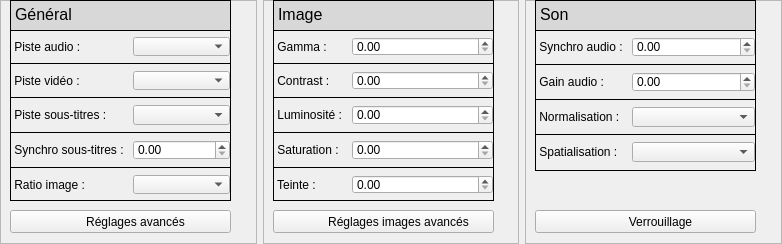
First picture: the form in src/parameterswidget.ui, repository cinemaouvert/OPP, before the edit.
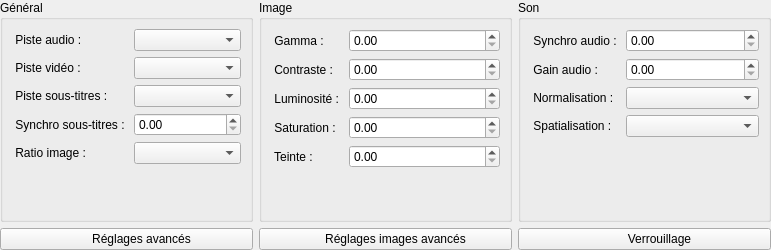
Second picture: the form after the edit. Icons and pictures are not drawn.

Commit message: Modif widgets taille auto : Parameters

The edit to the form file:
```diff
--- a/src/parameterswidget.ui
+++ b/src/parameterswidget.ui
@@ -6,8 +6,8 @@
    <rect>
     <x>0</x>
     <y>0</y>
-    <width>782</width>
-    <height>244</height>
+    <width>771</width>
+    <height>250</height>
    </rect>
   </property>
   <property name="windowTitle">
@@ -20,126 +20,26 @@
    <item>
     <widget class="QFrame" name="frame">
      <property name="frameShape">
-      <enum>QFrame::StyledPanel</enum>
+      <enum>QFrame::NoFrame</enum>
      </property>
      <property name="frameShadow">
       <enum>QFrame::Raised</enum>
      </property>
-     <widget class="QTextEdit" name="textEdit">
-      <property name="geometry">
-       <rect>
-        <x>10</x>
-        <y>0</y>
-        <width>221</width>
-        <height>31</height>
-       </rect>
-      </property>
-      <property name="palette">
-       <palette>
-        <active>
-         <colorrole role="Base">
-          <brush brushstyle="SolidPattern">
-           <color alpha="255">
-            <red>216</red>
-            <green>216</green>
-            <blue>216</blue>
-           </color>
-          </brush>
-         </colorrole>
-         <colorrole role="Window">
-          <brush brushstyle="SolidPattern">
-           <color alpha="255">
-            <red>0</red>
-            <green>0</green>
-            <blue>0</blue>
-           </color>
-          </brush>
-         </colorrole>
-        </active>
-        <inactive>
-         <colorrole role="Base">
-          <brush brushstyle="SolidPattern">
-           <color alpha="255">
-            <red>216</red>
-            <green>216</green>
-            <blue>216</blue>
-           </color>
-          </brush>
-         </colorrole>
-         <colorrole role="Window">
-          <brush brushstyle="SolidPattern">
-           <color alpha="255">
-            <red>0</red>
-            <green>0</green>
-            <blue>0</blue>
-           </color>
-          </brush>
-         </colorrole>
-        </inactive>
-        <disabled>
-         <colorrole role="Base">
-          <brush brushstyle="SolidPattern">
-           <color alpha="255">
-            <red>0</red>
-            <green>0</green>
-            <blue>0</blue>
-           </color>
-          </brush>
-         </colorrole>
-         <colorrole role="Window">
-          <brush brushstyle="SolidPattern">
-           <color alpha="255">
-            <red>0</red>
-            <green>0</green>
-            <blue>0</blue>
-           </color>
-          </brush>
-         </colorrole>
-        </disabled>
-       </palette>
-      </property>
-      <property name="frameShape">
-       <enum>QFrame::Panel</enum>
-      </property>
-      <property name="frameShadow">
-       <enum>QFrame::Plain</enum>
-      </property>
-      <property name="html">
-       <string>&lt;!DOCTYPE HTML PUBLIC &quot;-//W3C//DTD HTML 4.0//EN&quot; &quot;http://www.w3.org/TR/REC-html40/strict.dtd&quot;&gt;
-&lt;html&gt;&lt;head&gt;&lt;meta name=&quot;qrichtext&quot; content=&quot;1&quot; /&gt;&lt;style type=&quot;text/css&quot;&gt;
-p, li { white-space: pre-wrap; }
-&lt;/style&gt;&lt;/head&gt;&lt;body style=&quot; font-family:'MS Shell Dlg 2'; font-size:8.25pt; font-weight:400; font-style:normal;&quot;&gt;
-&lt;p style=&quot; margin-top:0px; margin-bottom:0px; margin-left:0px; margin-right:0px; -qt-block-indent:0; text-indent:0px;&quot;&gt;&lt;span style=&quot; font-size:12pt;&quot;&gt;Général&lt;/span&gt;&lt;/p&gt;&lt;/body&gt;&lt;/html&gt;</string>
-      </property>
-     </widget>
-     <widget class="QFrame" name="formFrame">
-      <property name="geometry">
-       <rect>
-        <x>10</x>
-        <y>30</y>
-        <width>221</width>
-        <height>171</height>
-       </rect>
-      </property>
-      <property name="frameShape">
-       <enum>QFrame::Panel</enum>
-      </property>
-      <layout class="QFormLayout" name="formLayout">
-       <property name="fieldGrowthPolicy">
-        <enum>QFormLayout::AllNonFixedFieldsGrow</enum>
-       </property>
-       <property name="leftMargin">
+     <layout class="QVBoxLayout" name="verticalLayout_3">
+      <property name="margin">
         <number>0</number>
        </property>
-       <property name="topMargin">
-        <number>6</number>
-       </property>
-       <property name="rightMargin">
-        <number>0</number>
-       </property>
-       <property name="bottomMargin">
-        <number>6</number>
-       </property>
+      <item>
+       <widget class="QGroupBox" name="groupBox">
+        <property name="autoFillBackground">
+         <bool>false</bool>
+        </property>
+        <property name="title">
+         <string>Général</string>
+        </property>
+        <layout class="QVBoxLayout" name="verticalLayout">
+         <item>
+          <layout class="QFormLayout" name="formLayout_4">
        <item row="0" column="0">
         <widget class="QLabel" name="pisteAudioLabel">
          <property name="text">
@@ -147,100 +47,56 @@
          </property>
         </widget>
        </item>
-       <item row="2" column="0" colspan="2">
-        <widget class="Line" name="line">
-         <property name="frameShadow">
-          <enum>QFrame::Plain</enum>
-         </property>
-         <property name="orientation">
-          <enum>Qt::Horizontal</enum>
-         </property>
-        </widget>
-       </item>
-       <item row="3" column="0">
+           <item row="0" column="1">
+            <widget class="QComboBox" name="pisteAudioComboBox"/>
+           </item>
+           <item row="1" column="0">
         <widget class="QLabel" name="pisteVidOLabel">
          <property name="text">
           <string> Piste vidéo : </string>
          </property>
         </widget>
        </item>
-       <item row="3" column="1">
+           <item row="1" column="1">
         <widget class="QComboBox" name="pisteVidOComboBox"/>
        </item>
-       <item row="4" column="0" colspan="2">
-        <widget class="Line" name="line_2">
-         <property name="frameShadow">
-          <enum>QFrame::Plain</enum>
-         </property>
-         <property name="orientation">
-          <enum>Qt::Horizontal</enum>
-         </property>
-        </widget>
-       </item>
-       <item row="5" column="0">
+           <item row="2" column="0">
         <widget class="QLabel" name="pisteSousTitresLabel">
          <property name="text">
           <string> Piste sous-titres :</string>
          </property>
         </widget>
        </item>
-       <item row="5" column="1">
+           <item row="2" column="1">
         <widget class="QComboBox" name="pisteSousTitresComboBox"/>
        </item>
-       <item row="6" column="0" colspan="2">
-        <widget class="Line" name="line_3">
-         <property name="frameShadow">
-          <enum>QFrame::Plain</enum>
-         </property>
-         <property name="orientation">
-          <enum>Qt::Horizontal</enum>
-         </property>
-        </widget>
-       </item>
-       <item row="7" column="0">
+           <item row="3" column="0">
         <widget class="QLabel" name="snchroLabel">
          <property name="text">
           <string> Synchro sous-titres : </string>
          </property>
         </widget>
        </item>
-       <item row="7" column="1">
+           <item row="3" column="1">
         <widget class="QDoubleSpinBox" name="snchroDoubleSpinBox"/>
        </item>
-       <item row="8" column="0" colspan="2">
-        <widget class="Line" name="line_4">
-         <property name="frameShadow">
-          <enum>QFrame::Plain</enum>
-         </property>
-         <property name="orientation">
-          <enum>Qt::Horizontal</enum>
-         </property>
-        </widget>
-       </item>
-       <item row="9" column="0">
+           <item row="4" column="0">
         <widget class="QLabel" name="ratioImageLabel">
          <property name="text">
           <string> Ratio image : </string>
          </property>
         </widget>
        </item>
-       <item row="9" column="1">
+           <item row="4" column="1">
         <widget class="QComboBox" name="ratioImageComboBox"/>
        </item>
-       <item row="0" column="1">
-        <widget class="QComboBox" name="pisteAudioComboBox"/>
+          </layout>
        </item>
       </layout>
      </widget>
+      </item>
+      <item>
      <widget class="QPushButton" name="pushButton_2">
-      <property name="geometry">
-       <rect>
-        <x>10</x>
-        <y>210</y>
-        <width>221</width>
-        <height>23</height>
-       </rect>
-      </property>
       <property name="text">
        <string>         Réglages avancés</string>
       </property>
@@ -249,134 +105,30 @@
         <normaloff>icons/icon_param_play.png</normaloff>icons/icon_param_play.png</iconset>
       </property>
      </widget>
+      </item>
+     </layout>
     </widget>
    </item>
    <item>
     <widget class="QFrame" name="frame_2">
      <property name="frameShape">
-      <enum>QFrame::StyledPanel</enum>
+      <enum>QFrame::NoFrame</enum>
      </property>
      <property name="frameShadow">
       <enum>QFrame::Raised</enum>
      </property>
-     <widget class="QTextEdit" name="textEdit_2">
-      <property name="geometry">
-       <rect>
-        <x>10</x>
-        <y>0</y>
-        <width>221</width>
-        <height>31</height>
-       </rect>
-      </property>
-      <property name="palette">
-       <palette>
-        <active>
-         <colorrole role="Base">
-          <brush brushstyle="SolidPattern">
-           <color alpha="255">
-            <red>216</red>
-            <green>216</green>
-            <blue>216</blue>
-           </color>
-          </brush>
-         </colorrole>
-         <colorrole role="Window">
-          <brush brushstyle="SolidPattern">
-           <color alpha="255">
-            <red>0</red>
-            <green>0</green>
-            <blue>0</blue>
-           </color>
-          </brush>
-         </colorrole>
-        </active>
-        <inactive>
-         <colorrole role="Base">
-          <brush brushstyle="SolidPattern">
-           <color alpha="255">
-            <red>216</red>
-            <green>216</green>
-            <blue>216</blue>
-           </color>
-          </brush>
-         </colorrole>
-         <colorrole role="Window">
-          <brush brushstyle="SolidPattern">
-           <color alpha="255">
-            <red>0</red>
-            <green>0</green>
-            <blue>0</blue>
-           </color>
-          </brush>
-         </colorrole>
-        </inactive>
-        <disabled>
-         <colorrole role="Base">
-          <brush brushstyle="SolidPattern">
-           <color alpha="255">
-            <red>0</red>
-            <green>0</green>
-            <blue>0</blue>
-           </color>
-          </brush>
-         </colorrole>
-         <colorrole role="Window">
-          <brush brushstyle="SolidPattern">
-           <color alpha="255">
-            <red>0</red>
-            <green>0</green>
-            <blue>0</blue>
-           </color>
-          </brush>
-         </colorrole>
-        </disabled>
-       </palette>
-      </property>
-      <property name="frameShape">
-       <enum>QFrame::Panel</enum>
-      </property>
-      <property name="frameShadow">
-       <enum>QFrame::Plain</enum>
-      </property>
-      <property name="html">
-       <string>&lt;!DOCTYPE HTML PUBLIC &quot;-//W3C//DTD HTML 4.0//EN&quot; &quot;http://www.w3.org/TR/REC-html40/strict.dtd&quot;&gt;
-&lt;html&gt;&lt;head&gt;&lt;meta name=&quot;qrichtext&quot; content=&quot;1&quot; /&gt;&lt;style type=&quot;text/css&quot;&gt;
-p, li { white-space: pre-wrap; }
-&lt;/style&gt;&lt;/head&gt;&lt;body style=&quot; font-family:'MS Shell Dlg 2'; font-size:8.25pt; font-weight:400; font-style:normal;&quot;&gt;
-&lt;p style=&quot; margin-top:0px; margin-bottom:0px; margin-left:0px; margin-right:0px; -qt-block-indent:0; text-indent:0px;&quot;&gt;&lt;span style=&quot; font-size:12pt;&quot;&gt;Image&lt;/span&gt;&lt;/p&gt;&lt;/body&gt;&lt;/html&gt;</string>
-      </property>
-     </widget>
-     <widget class="QFrame" name="formFrame_2">
-      <property name="geometry">
-       <rect>
-        <x>10</x>
-        <y>30</y>
-        <width>221</width>
-        <height>171</height>
-       </rect>
-      </property>
-      <property name="frameShape">
-       <enum>QFrame::Panel</enum>
-      </property>
-      <property name="frameShadow">
-       <enum>QFrame::Plain</enum>
-      </property>
-      <layout class="QFormLayout" name="formLayout_2">
-       <property name="fieldGrowthPolicy">
-        <enum>QFormLayout::AllNonFixedFieldsGrow</enum>
-       </property>
-       <property name="leftMargin">
+     <layout class="QVBoxLayout" name="verticalLayout_2">
+      <property name="margin">
         <number>0</number>
        </property>
-       <property name="topMargin">
-        <number>6</number>
-       </property>
-       <property name="rightMargin">
-        <number>0</number>
-       </property>
-       <property name="bottomMargin">
-        <number>6</number>
-       </property>
+      <item>
+       <widget class="QGroupBox" name="groupBox_2">
+        <property name="title">
+         <string>Image</string>
+        </property>
+        <layout class="QVBoxLayout" name="verticalLayout_5">
+         <item>
+          <layout class="QFormLayout" name="formLayout">
        <item row="0" column="0">
         <widget class="QLabel" name="gammaLabel">
          <property name="text">
@@ -384,237 +136,92 @@
          </property>
         </widget>
        </item>
-       <item row="1" column="0" colspan="2">
-        <widget class="Line" name="line_7">
-         <property name="frameShadow">
-          <enum>QFrame::Plain</enum>
-         </property>
-         <property name="orientation">
-          <enum>Qt::Horizontal</enum>
-         </property>
-        </widget>
-       </item>
-       <item row="2" column="0">
+           <item row="0" column="1">
+            <widget class="QDoubleSpinBox" name="gammaDoubleSpinBox"/>
+           </item>
+           <item row="1" column="0">
         <widget class="QLabel" name="contrastLabel">
          <property name="text">
-          <string> Contrast : </string>
+              <string> Contraste : </string>
          </property>
         </widget>
        </item>
-       <item row="2" column="1">
+           <item row="1" column="1">
         <widget class="QDoubleSpinBox" name="contrastDoubleSpinBox"/>
        </item>
-       <item row="3" column="0" colspan="2">
-        <widget class="Line" name="line_8">
-         <property name="frameShadow">
-          <enum>QFrame::Plain</enum>
-         </property>
-         <property name="orientation">
-          <enum>Qt::Horizontal</enum>
-         </property>
-        </widget>
-       </item>
-       <item row="4" column="0">
+           <item row="2" column="0">
         <widget class="QLabel" name="luminositLabel">
          <property name="text">
           <string> Luminosité : </string>
          </property>
         </widget>
        </item>
-       <item row="4" column="1">
+           <item row="2" column="1">
         <widget class="QDoubleSpinBox" name="luminositDoubleSpinBox"/>
        </item>
-       <item row="5" column="0" colspan="2">
-        <widget class="Line" name="line_9">
-         <property name="frameShadow">
-          <enum>QFrame::Plain</enum>
-         </property>
-         <property name="orientation">
-          <enum>Qt::Horizontal</enum>
-         </property>
-        </widget>
-       </item>
-       <item row="6" column="0">
+           <item row="3" column="0">
         <widget class="QLabel" name="saturationLabel">
          <property name="text">
           <string> Saturation : </string>
          </property>
         </widget>
        </item>
-       <item row="6" column="1">
+           <item row="3" column="1">
         <widget class="QDoubleSpinBox" name="saturationDoubleSpinBox"/>
        </item>
-       <item row="7" column="0" colspan="2">
-        <widget class="Line" name="line_10">
-         <property name="frameShadow">
-          <enum>QFrame::Plain</enum>
-         </property>
-         <property name="orientation">
-          <enum>Qt::Horizontal</enum>
-         </property>
-        </widget>
-       </item>
-       <item row="8" column="0">
+           <item row="4" column="0">
         <widget class="QLabel" name="teinteLabel">
          <property name="text">
           <string> Teinte : </string>
          </property>
         </widget>
        </item>
-       <item row="8" column="1">
+           <item row="4" column="1">
         <widget class="QDoubleSpinBox" name="teinteDoubleSpinBox"/>
        </item>
-       <item row="0" column="1">
-        <widget class="QDoubleSpinBox" name="gammaDoubleSpinBox"/>
+          </layout>
        </item>
       </layout>
      </widget>
+      </item>
+      <item>
      <widget class="QPushButton" name="pushButton_3">
-      <property name="geometry">
-       <rect>
-        <x>10</x>
-        <y>210</y>
-        <width>221</width>
-        <height>23</height>
-       </rect>
-      </property>
       <property name="text">
-       <string>         Réglages images avancés</string>
+         <string>      Réglages images avancés</string>
       </property>
       <property name="icon">
        <iconset>
         <normaloff>icons/icon_picture.png</normaloff>icons/icon_picture.png</iconset>
       </property>
      </widget>
-     <zorder>textEdit_2</zorder>
-     <zorder>formFrame_2</zorder>
-     <zorder>frame_3</zorder>
+      </item>
+     </layout>
      <zorder>pushButton_3</zorder>
     </widget>
    </item>
    <item>
     <widget class="QFrame" name="frame_3">
      <property name="frameShape">
-      <enum>QFrame::StyledPanel</enum>
+      <enum>QFrame::NoFrame</enum>
      </property>
      <property name="frameShadow">
       <enum>QFrame::Raised</enum>
      </property>
-     <widget class="QTextEdit" name="textEdit_3">
-      <property name="geometry">
-       <rect>
-        <x>10</x>
-        <y>0</y>
-        <width>221</width>
-        <height>31</height>
-       </rect>
+     <layout class="QVBoxLayout" name="verticalLayout_4">
+      <property name="margin">
+       <number>0</number>
       </property>
-      <property name="palette">
-       <palette>
-        <active>
-         <colorrole role="Base">
-          <brush brushstyle="SolidPattern">
-           <color alpha="255">
-            <red>216</red>
-            <green>216</green>
-            <blue>216</blue>
-           </color>
-          </brush>
-         </colorrole>
-         <colorrole role="Window">
-          <brush brushstyle="SolidPattern">
-           <color alpha="255">
-            <red>0</red>
-            <green>0</green>
-            <blue>0</blue>
-           </color>
-          </brush>
-         </colorrole>
-        </active>
-        <inactive>
-         <colorrole role="Base">
-          <brush brushstyle="SolidPattern">
-           <color alpha="255">
-            <red>216</red>
-            <green>216</green>
-            <blue>216</blue>
-           </color>
-          </brush>
-         </colorrole>
-         <colorrole role="Window">
-          <brush brushstyle="SolidPattern">
-           <color alpha="255">
-            <red>0</red>
-            <green>0</green>
-            <blue>0</blue>
-           </color>
-          </brush>
-         </colorrole>
-        </inactive>
-        <disabled>
-         <colorrole role="Base">
-          <brush brushstyle="SolidPattern">
-           <color alpha="255">
-            <red>0</red>
-            <green>0</green>
-            <blue>0</blue>
-           </color>
-          </brush>
-         </colorrole>
-         <colorrole role="Window">
-          <brush brushstyle="SolidPattern">
-           <color alpha="255">
-            <red>0</red>
-            <green>0</green>
-            <blue>0</blue>
-           </color>
-          </brush>
-         </colorrole>
-        </disabled>
-       </palette>
-      </property>
-      <property name="frameShape">
-       <enum>QFrame::Panel</enum>
-      </property>
-      <property name="frameShadow">
-       <enum>QFrame::Plain</enum>
-      </property>
-      <property name="html">
-       <string>&lt;!DOCTYPE HTML PUBLIC &quot;-//W3C//DTD HTML 4.0//EN&quot; &quot;http://www.w3.org/TR/REC-html40/strict.dtd&quot;&gt;
-&lt;html&gt;&lt;head&gt;&lt;meta name=&quot;qrichtext&quot; content=&quot;1&quot; /&gt;&lt;style type=&quot;text/css&quot;&gt;
-p, li { white-space: pre-wrap; }
-&lt;/style&gt;&lt;/head&gt;&lt;body style=&quot; font-family:'MS Shell Dlg 2'; font-size:8.25pt; font-weight:400; font-style:normal;&quot;&gt;
-&lt;p style=&quot; margin-top:0px; margin-bottom:0px; margin-left:0px; margin-right:0px; -qt-block-indent:0; text-indent:0px;&quot;&gt;&lt;span style=&quot; font-size:12pt;&quot;&gt;Son&lt;/span&gt;&lt;/p&gt;&lt;/body&gt;&lt;/html&gt;</string>
-      </property>
-     </widget>
-     <widget class="QFrame" name="formFrame_3">
-      <property name="geometry">
-       <rect>
-        <x>10</x>
-        <y>30</y>
-        <width>221</width>
-        <height>141</height>
-       </rect>
-      </property>
-      <property name="frameShape">
-       <enum>QFrame::Panel</enum>
-      </property>
-      <layout class="QFormLayout" name="formLayout_3">
+      <item>
+       <widget class="QGroupBox" name="groupBox_3">
+        <property name="title">
+         <string>Son</string>
+        </property>
+        <layout class="QVBoxLayout" name="verticalLayout_6">
+         <item>
+          <layout class="QFormLayout" name="formLayout_2">
        <property name="fieldGrowthPolicy">
         <enum>QFormLayout::AllNonFixedFieldsGrow</enum>
        </property>
-       <property name="leftMargin">
-        <number>0</number>
-       </property>
-       <property name="topMargin">
-        <number>6</number>
-       </property>
-       <property name="rightMargin">
-        <number>0</number>
-       </property>
-       <property name="bottomMargin">
-        <number>6</number>
-       </property>
        <item row="0" column="0">
         <widget class="QLabel" name="synchroAudioLabel">
          <property name="text">
@@ -625,77 +232,43 @@
        <item row="0" column="1">
         <widget class="QDoubleSpinBox" name="synchroAudioDoubleSpinBox"/>
        </item>
-       <item row="1" column="0" colspan="2">
-        <widget class="Line" name="line_12">
-         <property name="frameShadow">
-          <enum>QFrame::Plain</enum>
-         </property>
-         <property name="orientation">
-          <enum>Qt::Horizontal</enum>
-         </property>
-        </widget>
-       </item>
-       <item row="2" column="0">
+           <item row="1" column="0">
         <widget class="QLabel" name="gainAudioLabel">
          <property name="text">
           <string> Gain audio : </string>
          </property>
         </widget>
        </item>
-       <item row="2" column="1">
+           <item row="1" column="1">
         <widget class="QDoubleSpinBox" name="gainAudioDoubleSpinBox"/>
        </item>
-       <item row="3" column="0" colspan="2">
-        <widget class="Line" name="line_13">
-         <property name="frameShadow">
-          <enum>QFrame::Plain</enum>
-         </property>
-         <property name="orientation">
-          <enum>Qt::Horizontal</enum>
-         </property>
-        </widget>
-       </item>
-       <item row="4" column="0">
+           <item row="2" column="0">
         <widget class="QLabel" name="normalisationLabel">
          <property name="text">
           <string> Normalisation : </string>
          </property>
         </widget>
        </item>
-       <item row="4" column="1">
+           <item row="2" column="1">
         <widget class="QComboBox" name="normalisationComboBox"/>
        </item>
-       <item row="5" column="0" colspan="2">
-        <widget class="Line" name="line_14">
-         <property name="frameShadow">
-          <enum>QFrame::Plain</enum>
-         </property>
-         <property name="orientation">
-          <enum>Qt::Horizontal</enum>
-         </property>
-        </widget>
-       </item>
-       <item row="6" column="0">
+           <item row="3" column="0">
         <widget class="QLabel" name="spatialisationLabel">
          <property name="text">
           <string> Spatialisation : </string>
          </property>
         </widget>
        </item>
-       <item row="6" column="1">
+           <item row="3" column="1">
         <widget class="QComboBox" name="spatialisationComboBox"/>
        </item>
       </layout>
-     </widget>
+         </item>
+        </layout>
+       </widget>
+      </item>
+      <item>
      <widget class="QPushButton" name="pushButton_4">
-      <property name="geometry">
-       <rect>
-        <x>10</x>
-        <y>210</y>
-        <width>221</width>
-        <height>23</height>
-       </rect>
-      </property>
       <property name="text">
        <string>         Verrouillage</string>
       </property>
@@ -704,6 +277,8 @@
         <normaloff>icons/icon_key.png</normaloff>icons/icon_key.png</iconset>
       </property>
      </widget>
+      </item>
+     </layout>
     </widget>
    </item>
   </layout>
```
Left out of the diff: 2 changed lines with no effect on the pictures. Lines whose indentation alone changed are shown as unchanged. The commit also changes 1 other file.
